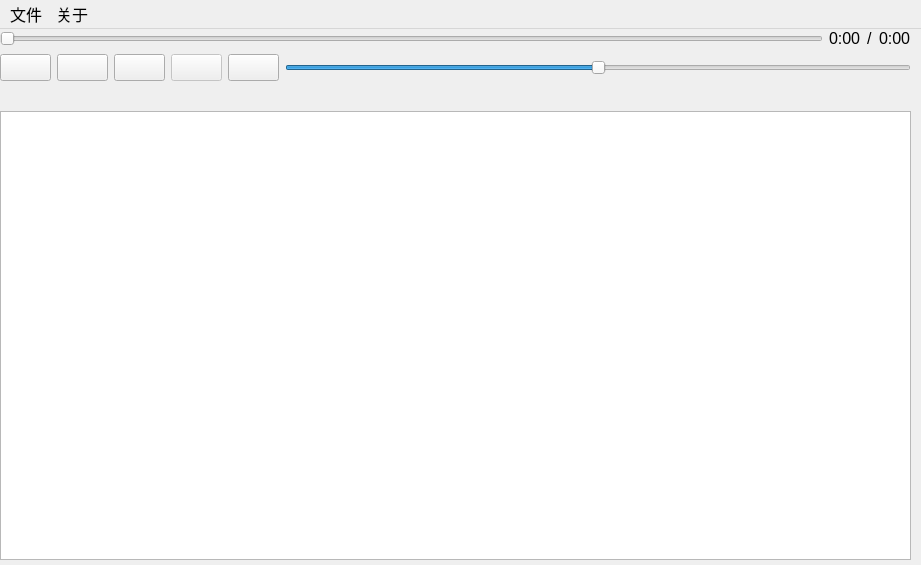
This is mainwindow.ui in 25programmingpractice/whatever as Qt 5 draws it before an edit. The edited form follows.
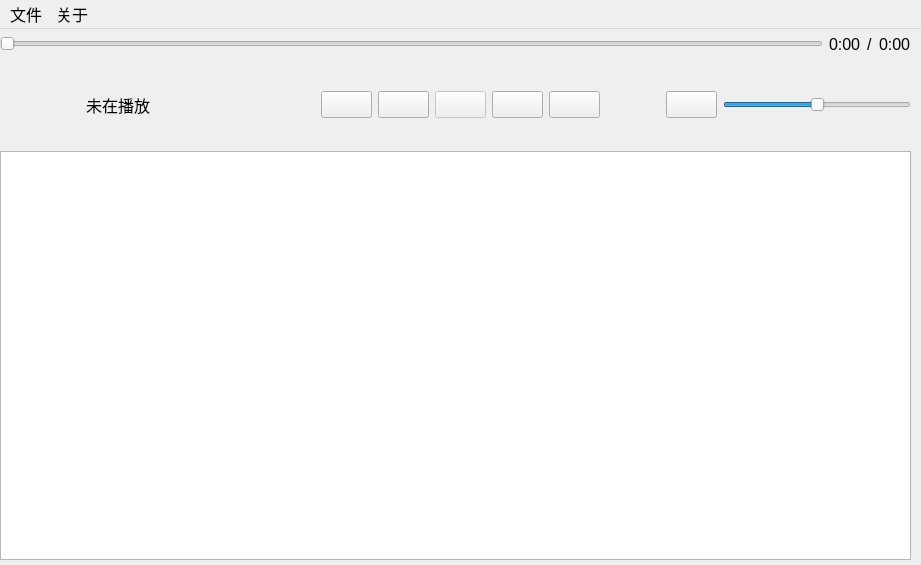
This is the edited form. Icons and pictures are not drawn.

Commit message: feat(ui): add metadata labels

What changed in the file:
```diff
--- a/mainwindow.ui
+++ b/mainwindow.ui
@@ -49,6 +49,12 @@
       <layout class="QHBoxLayout" name="horizontalLayout">
        <item>
         <widget class="QSlider" name="music_progress">
+         <property name="minimumSize">
+          <size>
+           <width>0</width>
+           <height>30</height>
+          </size>
+         </property>
          <property name="baseSize">
           <size>
            <width>0</width>
@@ -95,10 +101,19 @@
      <item>
       <layout class="QHBoxLayout" name="horizontalLayout_2">
        <item>
-        <widget class="QPushButton" name="view_toggle">
-         <property name="toolTip">
-          <string>切换到歌词视图</string>
+        <widget class="QLabel" name="album_cover">
+         <property name="minimumSize">
+          <size>
+           <width>80</width>
+           <height>80</height>
+          </size>
          </property>
+         <property name="maximumSize">
+          <size>
+           <width>80</width>
+           <height>80</height>
+          </size>
+         </property>
          <property name="text">
           <string/>
          </property>
@@ -106,38 +121,103 @@
           <iconset resource="build/Desktop_Qt_6_9_1_MSVC2022_64bit-Debug/.qt/rcc/icons.qrc">
            <normaloff>:/assets/material-symbols--lyrics-outline-rounded.png</normaloff>:/assets/material-symbols--lyrics-outline-rounded.png</iconset>
          </property>
-         <property name="iconSize">
-          <size>
-           <width>40</width>
-           <height>40</height>
-          </size>
+         <property name="scaledContents">
+          <bool>true</bool>
          </property>
+         <property name="alignment">
+          <set>Qt::AlignmentFlag::AlignCenter</set>
+         </property>
         </widget>
        </item>
        <item>
-        <widget class="QPushButton" name="play_mode">
+        <widget class="QLabel" name="metadata">
+         <property name="sizePolicy">
+          <sizepolicy hsizetype="Preferred" vsizetype="Preferred">
+           <horstretch>1</horstretch>
+           <verstretch>0</verstretch>
+          </sizepolicy>
+         </property>
+         <property name="minimumSize">
+          <size>
+           <width>100</width>
+           <height>0</height>
+          </size>
+         </property>
+         <property name="maximumSize">
+          <size>
+           <width>16777215</width>
+           <height>16777215</height>
+          </size>
+         </property>
          <property name="toolTip">
           <string>顺序播放</string>
          </property>
          <property name="text">
-          <string/>
+          <string>未在播放</string>
          </property>
-         <property name="icon">
-          <iconset resource="build/Desktop_Qt_6_9_1_MSVC2022_64bit-Debug/.qt/rcc/icons.qrc">
-           <normaloff>:/assets/material-symbols--playlist-play-rounded.png</normaloff>:/assets/material-symbols--playlist-play-rounded.png</iconset>
+         <property name="wordWrap">
+          <bool>true</bool>
          </property>
-         <property name="iconSize">
+         <property name="margin">
+          <number>5</number>
+         </property>
+        </widget>
+       </item>
+       <item>
+        <spacer name="horizontalSpacer_2">
+         <property name="orientation">
+          <enum>Qt::Orientation::Horizontal</enum>
+         </property>
+         <property name="sizeType">
+          <enum>QSizePolicy::Policy::Expanding</enum>
+         </property>
+         <property name="sizeHint" stdset="0">
           <size>
            <width>40</width>
-           <height>40</height>
+           <height>20</height>
           </size>
          </property>
-        </widget>
+        </spacer>
        </item>
        <item>
-        <layout class="QVBoxLayout" name="verticalLayout_2">
+        <layout class="QHBoxLayout" name="horizontalLayout_3">
+         <property name="sizeConstraint">
+          <enum>QLayout::SizeConstraint::SetFixedSize</enum>
+         </property>
+         <item>
+          <widget class="QPushButton" name="view_toggle">
+           <property name="sizePolicy">
+            <sizepolicy hsizetype="Fixed" vsizetype="Fixed">
+             <horstretch>0</horstretch>
+             <verstretch>0</verstretch>
+            </sizepolicy>
+           </property>
+           <property name="toolTip">
+            <string>切换到歌词视图</string>
+           </property>
+           <property name="text">
+            <string/>
+           </property>
+           <property name="icon">
+            <iconset resource="build/Desktop_Qt_6_9_1_MSVC2022_64bit-Debug/.qt/rcc/icons.qrc">
+             <normaloff>:/assets/material-symbols--lyrics-outline-rounded.png</normaloff>:/assets/material-symbols--lyrics-outline-rounded.png</iconset>
+           </property>
+           <property name="iconSize">
+            <size>
+             <width>40</width>
+             <height>40</height>
+            </size>
+           </property>
+          </widget>
+         </item>
          <item>
           <widget class="QPushButton" name="previous_music">
+           <property name="sizePolicy">
+            <sizepolicy hsizetype="Fixed" vsizetype="Fixed">
+             <horstretch>0</horstretch>
+             <verstretch>0</verstretch>
+            </sizepolicy>
+           </property>
            <property name="toolTip">
             <string>上一曲</string>
            </property>
@@ -156,33 +236,113 @@
            </property>
           </widget>
          </item>
+         <item>
+          <widget class="QPushButton" name="play_pause">
+           <property name="enabled">
+            <bool>false</bool>
+           </property>
+           <property name="sizePolicy">
+            <sizepolicy hsizetype="Fixed" vsizetype="Fixed">
+             <horstretch>0</horstretch>
+             <verstretch>0</verstretch>
+            </sizepolicy>
+           </property>
+           <property name="toolTip">
+            <string>播放</string>
+           </property>
+           <property name="text">
+            <string/>
+           </property>
+           <property name="icon">
+            <iconset resource="build/Desktop_Qt_6_9_1_MSVC2022_64bit-Debug/.qt/rcc/icons.qrc">
+             <normaloff>:/assets/material-symbols--play-arrow-rounded.png</normaloff>:/assets/material-symbols--play-arrow-rounded.png</iconset>
+           </property>
+           <property name="iconSize">
+            <size>
+             <width>60</width>
+             <height>60</height>
+            </size>
+           </property>
+          </widget>
+         </item>
+         <item>
+          <widget class="QPushButton" name="next_music">
+           <property name="sizePolicy">
+            <sizepolicy hsizetype="Fixed" vsizetype="Fixed">
+             <horstretch>0</horstretch>
+             <verstretch>0</verstretch>
+            </sizepolicy>
+           </property>
+           <property name="toolTip">
+            <string>下一曲</string>
+           </property>
+           <property name="text">
+            <string/>
+           </property>
+           <property name="icon">
+            <iconset resource="build/Desktop_Qt_6_9_1_MSVC2022_64bit-Debug/.qt/rcc/icons.qrc">
+             <normaloff>:/assets/material-symbols--skip-next-rounded.png</normaloff>:/assets/material-symbols--skip-next-rounded.png</iconset>
+           </property>
+           <property name="iconSize">
+            <size>
+             <width>40</width>
+             <height>40</height>
+            </size>
+           </property>
+          </widget>
+         </item>
+         <item>
+          <widget class="QPushButton" name="play_mode">
+           <property name="sizePolicy">
+            <sizepolicy hsizetype="Fixed" vsizetype="Fixed">
+             <horstretch>0</horstretch>
+             <verstretch>0</verstretch>
+            </sizepolicy>
+           </property>
+           <property name="toolTip">
+            <string>顺序播放</string>
+           </property>
+           <property name="text">
+            <string/>
+           </property>
+           <property name="icon">
+            <iconset resource="build/Desktop_Qt_6_9_1_MSVC2022_64bit-Debug/.qt/rcc/icons.qrc">
+             <normaloff>:/assets/material-symbols--playlist-play-rounded.png</normaloff>:/assets/material-symbols--playlist-play-rounded.png</iconset>
+           </property>
+           <property name="iconSize">
+            <size>
+             <width>40</width>
+             <height>40</height>
+            </size>
+           </property>
+          </widget>
+         </item>
         </layout>
        </item>
        <item>
-        <widget class="QPushButton" name="play_pause">
-         <property name="enabled">
-          <bool>false</bool>
+        <spacer name="horizontalSpacer">
+         <property name="orientation">
+          <enum>Qt::Orientation::Horizontal</enum>
          </property>
-         <property name="toolTip">
-          <string>播放</string>
+         <property name="sizeType">
+          <enum>QSizePolicy::Policy::Expanding</enum>
          </property>
-         <property name="text">
-          <string/>
-         </property>
-         <property name="icon">
-          <iconset resource="build/Desktop_Qt_6_9_1_MSVC2022_64bit-Debug/.qt/rcc/icons.qrc">
-           <normaloff>:/assets/material-symbols--play-arrow-rounded.png</normaloff>:/assets/material-symbols--play-arrow-rounded.png</iconset>
-         </property>
-         <property name="iconSize">
+         <property name="sizeHint" stdset="0">
           <size>
            <width>60</width>
-           <height>60</height>
+           <height>0</height>
           </size>
          </property>
-        </widget>
+        </spacer>
        </item>
        <item>
-        <widget class="QPushButton" name="next_music">
+        <widget class="QPushButton" name="mute">
+         <property name="sizePolicy">
+          <sizepolicy hsizetype="Fixed" vsizetype="Fixed">
+           <horstretch>0</horstretch>
+           <verstretch>0</verstretch>
+          </sizepolicy>
+         </property>
          <property name="toolTip">
           <string>下一曲</string>
          </property>
@@ -195,14 +355,32 @@
          </property>
          <property name="iconSize">
           <size>
-           <width>40</width>
-           <height>40</height>
+           <width>20</width>
+           <height>20</height>
           </size>
          </property>
         </widget>
        </item>
        <item>
         <widget class="QSlider" name="volume">
+         <property name="sizePolicy">
+          <sizepolicy hsizetype="Expanding" vsizetype="Fixed">
+           <horstretch>1</horstretch>
+           <verstretch>0</verstretch>
+          </sizepolicy>
+         </property>
+         <property name="minimumSize">
+          <size>
+           <width>80</width>
+           <height>0</height>
+          </size>
+         </property>
+         <property name="maximumSize">
+          <size>
+           <width>16777215</width>
+           <height>16777215</height>
+          </size>
+         </property>
          <property name="maximum">
           <number>100</number>
          </property>
@@ -216,31 +394,6 @@
        </item>
       </layout>
      </item>
-     <item>
-      <layout class="QHBoxLayout" name="horizontalLayout_3">
-       <item>
-        <widget class="QLabel" name="album_cover">
-         <property name="text">
-          <string/>
-         </property>
-        </widget>
-       </item>
-       <item>
-        <widget class="QLabel" name="artist">
-         <property name="text">
-          <string/>
-         </property>
-        </widget>
-       </item>
-       <item>
-        <widget class="QLabel" name="album">
-         <property name="text">
-          <string/>
-         </property>
-        </widget>
-       </item>
-      </layout>
-     </item>
      <item>
       <widget class="QTableView" name="music_list"/>
      </item>
```
Left out of the diff: 12 changed lines with no effect on the pictures.
